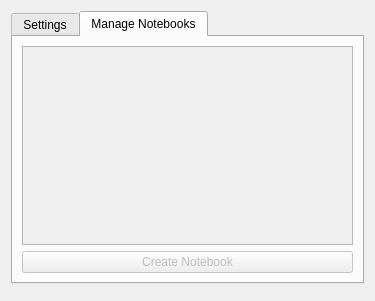
Qt form everpad/interface/management.ui (nvbn/everpad) before a commit.
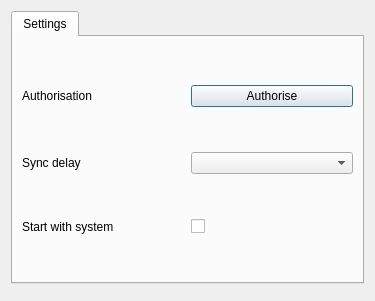
The same form after that commit. The open tabs and pages were chosen to show the change.

Commit message: removed notebook related funcionality from management dialog as it's available from list dialog

What changed in the file:
```diff
--- a/everpad/interface/management.ui
+++ b/everpad/interface/management.ui
@@ -67,43 +67,6 @@
        </item>
       </layout>
      </widget>
-     <widget class="QWidget" name="notebookTab">
-      <property name="enabled">
-       <bool>false</bool>
-      </property>
-      <attribute name="title">
-       <string>Manage Notebooks</string>
-      </attribute>
-      <layout class="QVBoxLayout" name="verticalLayout_2">
-       <item>
-        <widget class="QScrollArea" name="scrollArea">
-         <property name="widgetResizable">
-          <bool>true</bool>
-         </property>
-         <property name="alignment">
-          <set>Qt::AlignLeading|Qt::AlignLeft|Qt::AlignTop</set>
-         </property>
-         <widget class="QWidget" name="scrollAreaWidgetContents">
-          <property name="geometry">
-           <rect>
-            <x>0</x>
-            <y>0</y>
-            <width>333</width>
-            <height>191</height>
-           </rect>
-          </property>
-         </widget>
-        </widget>
-       </item>
-       <item>
-        <widget class="QPushButton" name="createNotebook">
-         <property name="text">
-          <string>Create Notebook</string>
-         </property>
-        </widget>
-       </item>
-      </layout>
-     </widget>
     </widget>
    </item>
    <item>
```
The commit also changes 3 other files.
